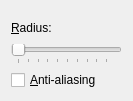
Above: src/PaintBrushSettingsWidget.ui from PhotoFlare/photoflare before the change. Below: the same form after it.
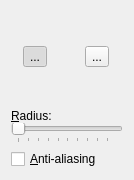
That is the form after the change. Icons and pictures are not drawn.

```diff
--- a/src/PaintBrushSettingsWidget.ui
+++ b/src/PaintBrushSettingsWidget.ui
@@ -6,14 +6,81 @@
    <rect>
     <x>0</x>
     <y>0</y>
-    <width>133</width>
-    <height>101</height>
+    <width>134</width>
+    <height>180</height>
    </rect>
   </property>
   <property name="windowTitle">
    <string>Form</string>
   </property>
   <layout class="QVBoxLayout" name="verticalLayout_2">
+   <item>
+    <layout class="QVBoxLayout" name="verticalLayout_3">
+     <item>
+      <layout class="QHBoxLayout" name="horizontalLayout_3">
+       <item>
+        <widget class="QToolButton" name="buttonRoundCap">
+         <property name="text">
+          <string>...</string>
+         </property>
+         <property name="icon">
+          <iconset resource="../Icons.qrc">
+           <normaloff>:/brushes/brushes/circle.png</normaloff>:/brushes/brushes/circle.png</iconset>
+         </property>
+         <property name="iconSize">
+          <size>
+           <width>32</width>
+           <height>32</height>
+          </size>
+         </property>
+         <property name="checkable">
+          <bool>true</bool>
+         </property>
+         <property name="checked">
+          <bool>true</bool>
+         </property>
+        </widget>
+       </item>
+       <item>
+        <spacer name="verticalSpacer">
+         <property name="orientation">
+          <enum>Qt::Vertical</enum>
+         </property>
+         <property name="sizeHint" stdset="0">
+          <size>
+           <width>20</width>
+           <height>40</height>
+          </size>
+         </property>
+        </spacer>
+       </item>
+       <item>
+        <widget class="QToolButton" name="buttonSquareCap">
+         <property name="text">
+          <string>...</string>
+         </property>
+         <property name="icon">
+          <iconset resource="../Icons.qrc">
+           <normaloff>:/brushes/brushes/square.png</normaloff>:/brushes/brushes/square.png</iconset>
+         </property>
+         <property name="iconSize">
+          <size>
+           <width>32</width>
+           <height>32</height>
+          </size>
+         </property>
+         <property name="checkable">
+          <bool>true</bool>
+         </property>
+         <property name="checked">
+          <bool>false</bool>
+         </property>
+        </widget>
+       </item>
+      </layout>
+     </item>
+    </layout>
+   </item>
    <item>
     <layout class="QVBoxLayout" name="verticalLayout">
      <property name="spacing">
@@ -21,6 +88,9 @@
      </property>
      <item>
       <layout class="QHBoxLayout" name="horizontalLayout">
+       <property name="spacing">
+        <number>3</number>
+       </property>
        <item>
         <widget class="QLabel" name="labelRadius">
          <property name="text">
```
Left out of the diff: 4 changed lines with no effect on the pictures.
